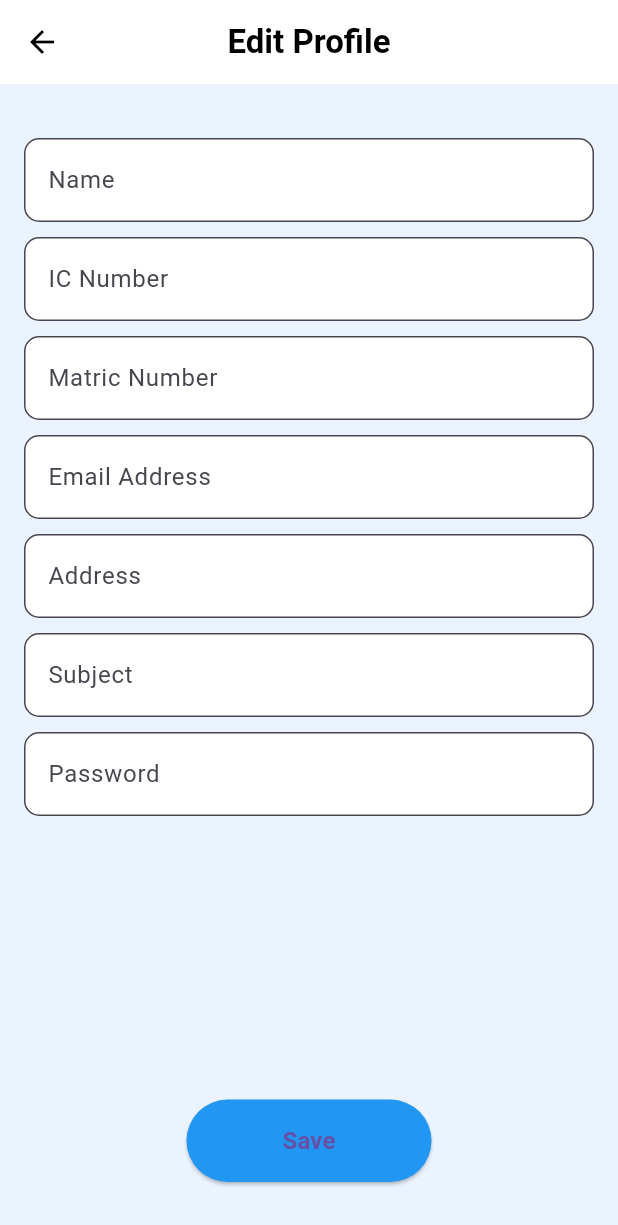
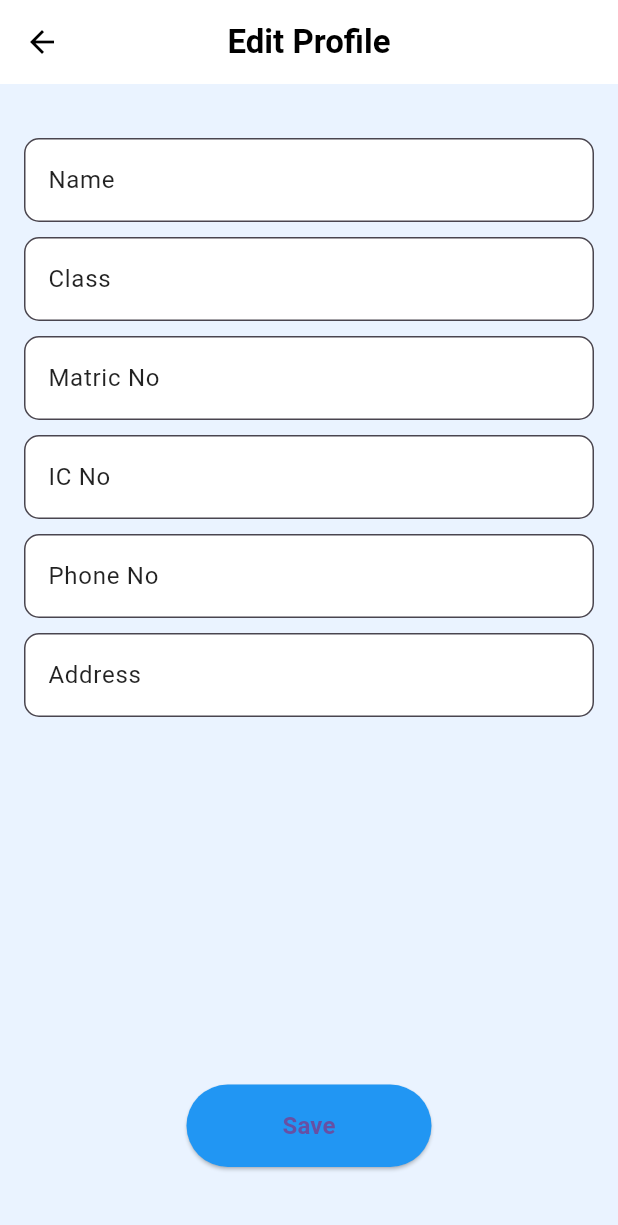
Before and after one commit to ShoshiShikura/EduRegistry-App-2, a Flutter app: the AdminEditProfilePage screen opened directly with empty values, on a phone screen of 412 x 824 dp. Shown: the top 1225 px of the screen. Run offline on Flutter 3.47's test engine with Material 3 defaults, Android fonts, the phone set to English and light mode, and no system bars; our stand-ins replace cloud_firestore, firebase_core, image_picker, shared_preferences; accounts and stored records are empty.

Commit message:
update connect profile page admin with edit

```diff
--- a/lib/admin/edit_profile_admin.dart
+++ b/lib/admin/edit_profile_admin.dart
@@ -1,62 +1,66 @@
 import 'package:flutter/material.dart';
+import 'package:cloud_firestore/cloud_firestore.dart';
 
 class AdminEditProfilePage extends StatefulWidget {
+  final String userDocId;
   final String name;
+  final String className;
+  final String matricNumber;
   final String icNumber;
-  final String matricNumber;
-  final String emailAddress;
+  final String phone;
   final String address;
-  final String subject;
-  final String password;
 
   const AdminEditProfilePage({
     super.key,
+    required this.userDocId,
     required this.name,
+    required this.className,
+    required this.matricNumber,
     required this.icNumber,
-    required this.matricNumber,
-    required this.emailAddress,
+    required this.phone,
     required this.address,
-    required this.subject,
-    required this.password, required String userDocId,
   });
 
   @override
-  _EditProfilePageState createState() => _EditProfilePageState();
+  _AdminEditProfilePageState createState() => _AdminEditProfilePageState();
 }
 
-class _EditProfilePageState extends State<AdminEditProfilePage> {
+class _AdminEditProfilePageState extends State<AdminEditProfilePage> {
   late TextEditingController nameController;
+  late TextEditingController classController;
+  late TextEditingController matricNumberController;
   late TextEditingController icNumberController;
-  late TextEditingController matricNumberController;
-  late TextEditingController emailAddressController;
+  late TextEditingController phoneController;
   late TextEditingController addressController;
-  late TextEditingController subjectController;
-  late TextEditingController passwordController;
+  final FirebaseFirestore _firestore = FirebaseFirestore.instance;
 
   @override
   void initState() {
     super.initState();
     nameController = TextEditingController(text: widget.name);
+    classController = TextEditingController(text: widget.className);
+    matricNumberController = TextEditingController(text: widget.matricNumber);
     icNumberController = TextEditingController(text: widget.icNumber);
-    matricNumberController = TextEditingController(text: widget.matricNumber);
-    emailAddressController = TextEditingController(text: widget.emailAddress);
+    phoneController = TextEditingController(text: widget.phone);
     addressController = TextEditingController(text: widget.address);
-    subjectController = TextEditingController(text: widget.subject);
-    passwordController = TextEditingController(text: widget.password);
   }
 
-  void _saveProfile() {
-    final updatedData = {
+  void _saveProfile() async {
+    final updatedProfile = {
       'name': nameController.text,
+      'className': classController.text,
+      'matricNumber': matricNumberController.text,
       'icNumber': icNumberController.text,
-      'matricNumber': matricNumberController.text,
-      'emailAddress': emailAddressController.text,
+      'phone': phoneController.text,
       'address': addressController.text,
-      'subject': subjectController.text,
-      'password': passwordController.text,
     };
 
-    Navigator.pop(context, updatedData);
+    try {
+      await _firestore.collection('users').doc(widget.userDocId).update(updatedProfile);
+      Navigator.pop(context, updatedProfile);
+    } catch (e) {
+      print("Error updating profile: $e");
+    }
   }
 
   @override
@@ -68,10 +72,7 @@ class _EditProfilePageState extends State<AdminEditProfilePage> {
         elevation: 0,
         title: const Text(
           "Edit Profile",
-          style: TextStyle(
-            color: Colors.black,
-            fontWeight: FontWeight.bold,
-          ),
+          style: TextStyle(color: Colors.black, fontWeight: FontWeight.bold),
         ),
         centerTitle: true,
         leading: IconButton(
@@ -85,38 +86,38 @@ class _EditProfilePageState extends State<AdminEditProfilePage> {
         child: Padding(
           padding: const EdgeInsets.all(16.0),
           child: Column(
+            crossAxisAlignment: CrossAxisAlignment.start,
             children: [
               const SizedBox(height: 20),
               _buildTextField(controller: nameController, label: "Name"),
               const SizedBox(height: 10),
-              _buildTextField(controller: icNumberController, label: "IC Number"),
+              _buildTextField(controller: classController, label: "Class"),
               const SizedBox(height: 10),
-              _buildTextField(controller: matricNumberController, label: "Matric Number"),
+              _buildTextField(controller: matricNumberController, label: "Matric No"),
               const SizedBox(height: 10),
-              _buildTextField(controller: emailAddressController, label: "Email Address"),
+              _buildTextField(controller: icNumberController, label: "IC No"),
+              const SizedBox(height: 10),
+              _buildTextField(controller: phoneController, label: "Phone No"),
               const SizedBox(height: 10),
               _buildTextField(controller: addressController, label: "Address"),
-              const SizedBox(height: 10),
-              _buildTextField(controller: subjectController, label: "Subject"),
-              const SizedBox(height: 10),
-              _buildTextField(controller: passwordController, label: "Password"),
               const Spacer(),
-              ElevatedButton(
+              Center(
+                child: ElevatedButton(
                   onPressed: _saveProfile,
                   style: ElevatedButton.styleFrom(
                     backgroundColor: Colors.blue,
                     shape: RoundedRectangleBorder(
                       borderRadius: BorderRadius.circular(30.0),
                     ),
-                  padding: const EdgeInsets.symmetric(
-                      vertical: 16.0, horizontal: 64.0),
+                    padding: const EdgeInsets.symmetric(vertical: 16.0, horizontal: 64.0),
                   ),
                   child: const Text(
                     "Save",
                     style: TextStyle(fontWeight: FontWeight.bold, fontSize: 16),
                   ),
                 ),
-              const SizedBox(height: 20),
+              ),
+              const SizedBox(height: 30),
             ],
           ),
         ),
@@ -132,6 +133,8 @@ class _EditProfilePageState extends State<AdminEditProfilePage> {
       controller: controller,
       decoration: InputDecoration(
         labelText: label,
+        labelStyle: const TextStyle(color: Colors.black87),
+        hintStyle: const TextStyle(color: Colors.grey),
         border: OutlineInputBorder(
           borderRadius: BorderRadius.circular(10.0),
         ),
```
Also changed, not shown: lib/admin/profile_page.dart (+41 -56 lines). Lines whose indentation alone changed are shown as unchanged.
